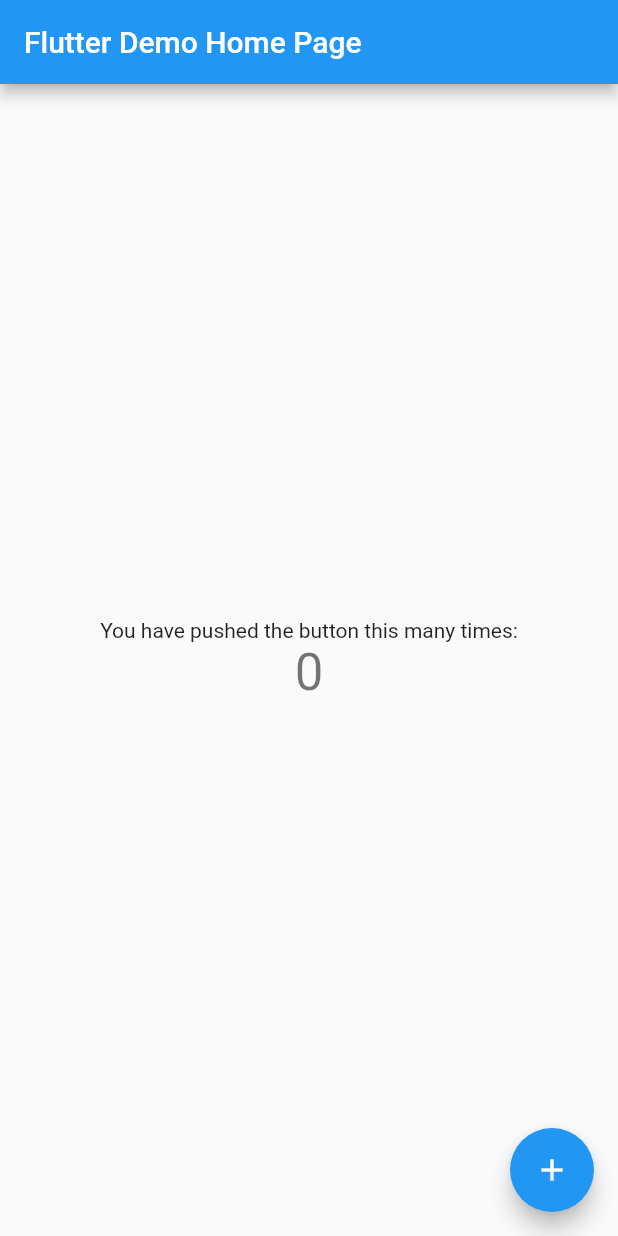
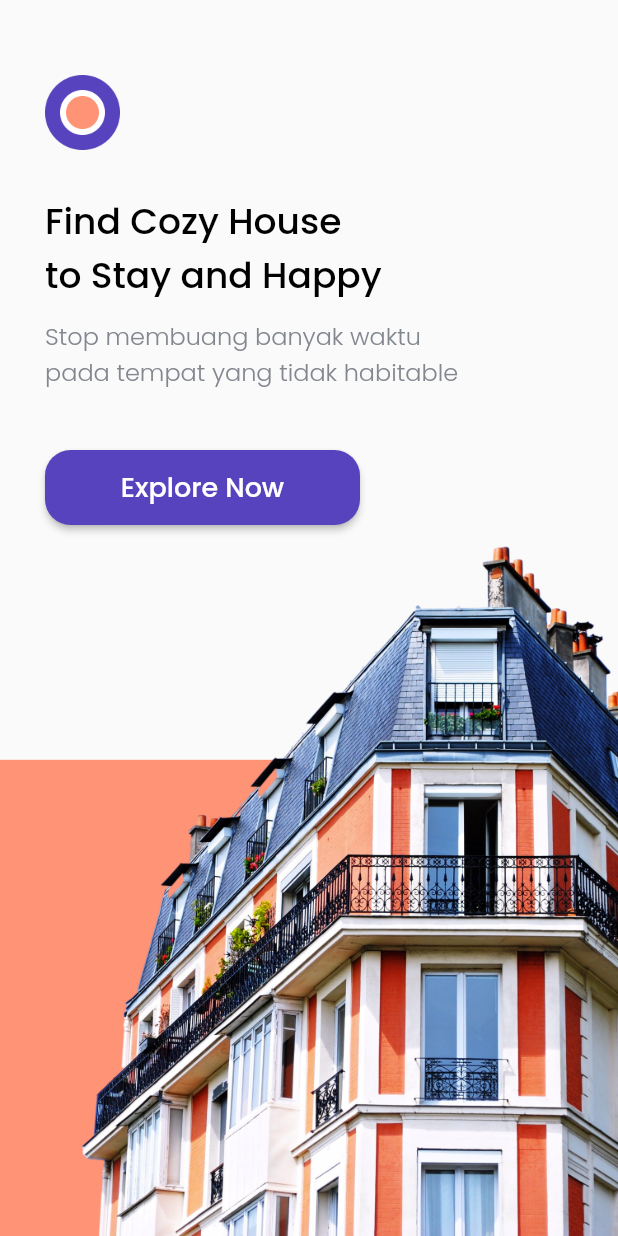
Before and after one commit to Syahro/cozy, a Flutter app: the screen it shows after launch, on a phone screen of 412 x 824 dp. Run offline on Flutter 3.47's test engine with Material 2 defaults, Android fonts, the light colour scheme and no system bars; our stand-ins replace google_fonts.

Commit message:
done modified splash page

```diff
--- a/lib/main.dart
+++ b/lib/main.dart
@@ -1,113 +1,15 @@
+import 'package:cozy/pages/splash_page.dart';
+import 'package:cozy/theme.dart';
 import 'package:flutter/material.dart';
 
-void main() {
-  runApp(MyApp());
-}
+void main() => runApp(MyApp());
 
 class MyApp extends StatelessWidget {
-  // This widget is the root of your application.
   @override
   Widget build(BuildContext context) {
     return MaterialApp(
-      title: 'Flutter Demo',
-      theme: ThemeData(
-        // This is the theme of your application.
-        //
-        // Try running your application with "flutter run". You'll see the
-        // application has a blue toolbar. Then, without quitting the app, try
-        // changing the primarySwatch below to Colors.green and then invoke
-        // "hot reload" (press "r" in the console where you ran "flutter run",
-        // or simply save your changes to "hot reload" in a Flutter IDE).
-        // Notice that the counter didn't reset back to zero; the application
-        // is not restarted.
-        primarySwatch: Colors.blue,
-      ),
-      home: MyHomePage(title: 'Flutter Demo Home Page'),
+      debugShowCheckedModeBanner: false,
+      home: SplashPage(),
     );
   }
 }
-
-class MyHomePage extends StatefulWidget {
-  MyHomePage({Key key, this.title}) : super(key: key);
-
-  // This widget is the home page of your application. It is stateful, meaning
-  // that it has a State object (defined below) that contains fields that affect
-  // how it looks.
-
-  // This class is the configuration for the state. It holds the values (in this
-  // case the title) provided by the parent (in this case the App widget) and
-  // used by the build method of the State. Fields in a Widget subclass are
-  // always marked "final".
-
-  final String title;
-
-  @override
-  _MyHomePageState createState() => _MyHomePageState();
-}
-
-class _MyHomePageState extends State<MyHomePage> {
-  int _counter = 0;
-
-  void _incrementCounter() {
-    setState(() {
-      // This call to setState tells the Flutter framework that something has
-      // changed in this State, which causes it to rerun the build method below
-      // so that the display can reflect the updated values. If we changed
-      // _counter without calling setState(), then the build method would not be
-      // called again, and so nothing would appear to happen.
-      _counter++;
-    });
-  }
-
-  @override
-  Widget build(BuildContext context) {
-    // This method is rerun every time setState is called, for instance as done
-    // by the _incrementCounter method above.
-    //
-    // The Flutter framework has been optimized to make rerunning build methods
-    // fast, so that you can just rebuild anything that needs updating rather
-    // than having to individually change instances of widgets.
-    return Scaffold(
-      appBar: AppBar(
-        // Here we take the value from the MyHomePage object that was created by
-        // the App.build method, and use it to set our appbar title.
-        title: Text(widget.title),
-      ),
-      body: Center(
-        // Center is a layout widget. It takes a single child and positions it
-        // in the middle of the parent.
-        child: Column(
-          // Column is also a layout widget. It takes a list of children and
-          // arranges them vertically. By default, it sizes itself to fit its
-          // children horizontally, and tries to be as tall as its parent.
-          //
-          // Invoke "debug painting" (press "p" in the console, choose the
-          // "Toggle Debug Paint" action from the Flutter Inspector in Android
-          // Studio, or the "Toggle Debug Paint" command in Visual Studio Code)
-          // to see the wireframe for each widget.
-          //
-          // Column has various properties to control how it sizes itself and
-          // how it positions its children. Here we use mainAxisAlignment to
-          // center the children vertically; the main axis here is the vertical
-          // axis because Columns are vertical (the cross axis would be
-          // horizontal).
-          mainAxisAlignment: MainAxisAlignment.center,
-          children: <Widget>[
-            Text(
-              'You have pushed the button this many times:',
-            ),
-            Text(
-              '$_counter',
-              style: Theme.of(context).textTheme.headline4,
-            ),
-          ],
-        ),
-      ),
-      floatingActionButton: FloatingActionButton(
-        onPressed: _incrementCounter,
-        tooltip: 'Increment',
-        child: Icon(Icons.add),
-      ), // This trailing comma makes auto-formatting nicer for build methods.
-    );
-  }
-}
--- /dev/null
+++ b/lib/pages/splash_page.dart
@@ -0,0 +1,81 @@
+import 'package:cozy/theme.dart';
+import 'package:flutter/material.dart';
+
+class SplashPage extends StatelessWidget {
+  @override
+  Widget build(BuildContext context) {
+    return Scaffold(
+      body: SafeArea(
+        bottom: false,
+        child: Stack(
+          children: [
+            Align(
+              alignment: Alignment.bottomCenter,
+              child: Image.asset('assets/splash_image.png'),
+            ),
+            Padding(
+              padding: const EdgeInsets.only(
+                top: 50,
+                left: 30,
+              ),
+              child: Column(
+                crossAxisAlignment: CrossAxisAlignment.start,
+                children: [
+                  Container(
+                    height: 50,
+                    width: 50,
+                    decoration: BoxDecoration(
+                      image: DecorationImage(
+                        image: AssetImage(
+                          'assets/logo.png',
+                        ),
+                      ),
+                    ),
+                  ),
+                  SizedBox(
+                    height: 30,
+                  ),
+                  Text(
+                    'Find Cozy House\nto Stay and Happy',
+                    style: blackTextStyle.copyWith(
+                      fontSize: 24,
+                    ),
+                  ),
+                  SizedBox(
+                    height: 10,
+                  ),
+                  Text(
+                    'Stop membuang banyak waktu\npada tempat yang tidak habitable',
+                    style: greyTextStyle.copyWith(
+                      fontSize: 16,
+                    ),
+                  ),
+                  SizedBox(
+                    height: 40,
+                  ),
+                  Container(
+                    width: 210,
+                    height: 50,
+                    child: RaisedButton(
+                      onPressed: () {},
+                      color: purpleColor,
+                      child: Text(
+                        'Explore Now',
+                        style: whiteTextStyle.copyWith(
+                          fontSize: 18,
+                        ),
+                      ),
+                      shape: RoundedRectangleBorder(
+                        borderRadius: BorderRadius.circular(17),
+                      ),
+                    ),
+                  ),
+                ],
+              ),
+            ),
+          ],
+        ),
+      ),
+    );
+  }
+}
--- a/lib/theme.dart
+++ b/lib/theme.dart
@@ -1,8 +1,30 @@
 import 'package:flutter/material.dart';
+import 'package:google_fonts/google_fonts.dart';
 
 Color purpleColor = Color(0XFF5843BE);
 Color orangeColor = Color(0XFFFF9376);
 Color blackColor = Color(0XFF000000);
 Color whiteColor = Color(0XFFFFFFFF);
-Color darkGreyColor = Color(0XFFFF9376);
+Color darkGreyColor = Color(0XFF82868E);
 Color lightGreyColor = Color(0XFFF6F7F8);
+Color greyColor = Color(0XFF989BA1);
+
+TextStyle blackTextStyle = GoogleFonts.poppins(
+  fontWeight: FontWeight.w500,
+  color: blackColor,
+);
+
+TextStyle whiteTextStyle = GoogleFonts.poppins(
+  fontWeight: FontWeight.w500,
+  color: whiteColor,
+);
+
+TextStyle greyTextStyle = GoogleFonts.poppins(
+  fontWeight: FontWeight.w300,
+  color: darkGreyColor,
+);
+
+TextStyle purpleTextStyle = GoogleFonts.poppins(
+  fontWeight: FontWeight.w500,
+  color: purpleColor,
+);
```
Also changed, not shown: assets/splash_image.png, pubspec.lock.
